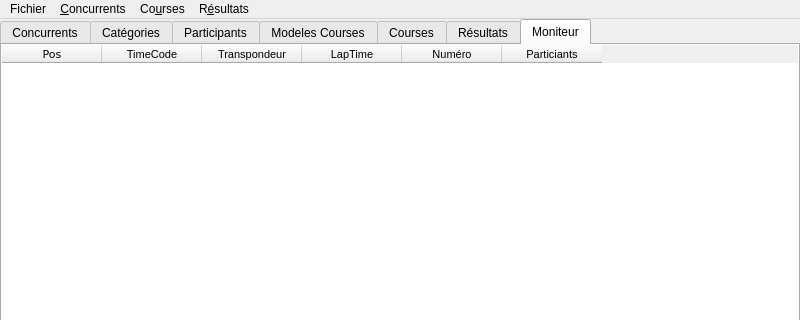
This is MainWindow.ui in alcatrazproduction/Chrono as Qt 5 draws it before an edit; both pictures show x 0 to 800 and y 0 to 320 of the 800 by 600 pixel window. The edited form follows.
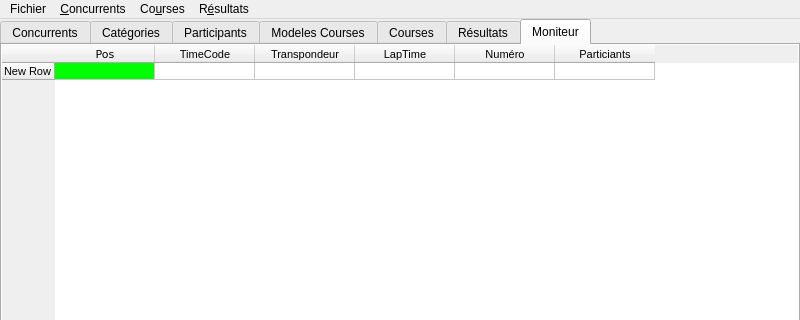
This is the edited form.

What changed in the file:
```diff
--- a/MainWindow.ui
+++ b/MainWindow.ui
@@ -1730,6 +1730,11 @@
          <attribute name="verticalHeaderMinimumSectionSize">
           <number>10</number>
          </attribute>
+         <row>
+          <property name="text">
+           <string>New Row</string>
+          </property>
+         </row>
          <column>
           <property name="text">
            <string>Pos</string>
@@ -1772,6 +1777,29 @@
            <string notr="true"/>
           </property>
          </column>
+         <item row="0" column="0">
+          <property name="text">
+           <string/>
+          </property>
+          <property name="background">
+           <brush brushstyle="SolidPattern">
+            <color alpha="255">
+             <red>0</red>
+             <green>255</green>
+             <blue>0</blue>
+            </color>
+           </brush>
+          </property>
+          <property name="foreground">
+           <brush brushstyle="NoBrush">
+            <color alpha="255">
+             <red>0</red>
+             <green>0</green>
+             <blue>0</blue>
+            </color>
+           </brush>
+          </property>
+         </item>
         </widget>
        </item>
        <item>
```
